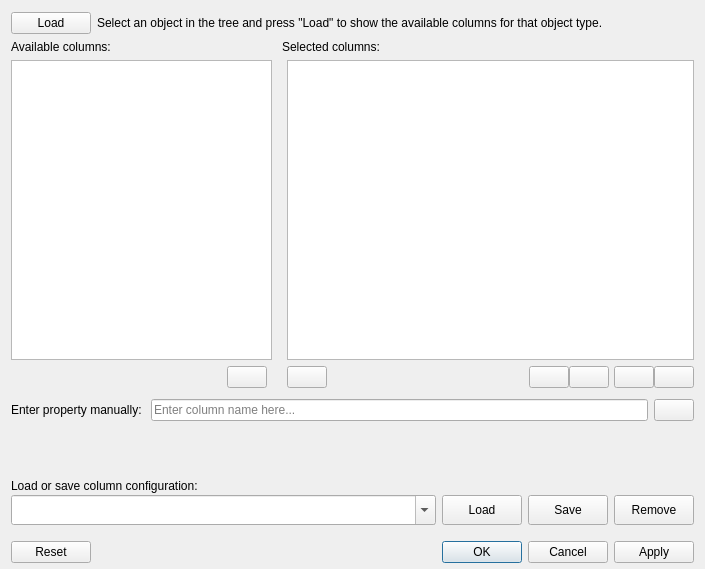
Before: the Qt Designer form Resources/UI/Add_RemoveColumns.ui in APEbbers/BillOfMaterials-WB, drawn with Qt 5.
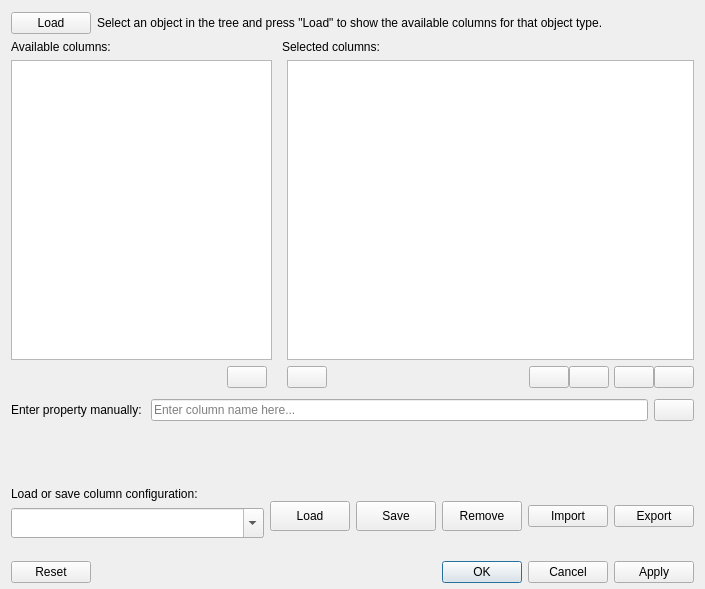
After: the same form once the commit is applied. Icons and pictures are not drawn.

Diff of the .ui file:
```diff
--- a/Resources/UI/Add_RemoveColumns.ui
+++ b/Resources/UI/Add_RemoveColumns.ui
@@ -7,7 +7,7 @@
     <x>0</x>
     <y>0</y>
     <width>705</width>
-    <height>569</height>
+    <height>589</height>
    </rect>
   </property>
   <property name="sizePolicy">
@@ -502,13 +502,6 @@
            </property>
           </widget>
          </item>
-         <item row="0" column="0">
-          <widget class="QLabel" name="label_5">
-           <property name="text">
-            <string>Load or save column configuration:</string>
-           </property>
-          </widget>
-         </item>
          <item row="1" column="1">
           <widget class="QPushButton" name="LoadColumns">
            <property name="sizePolicy">
@@ -534,7 +527,20 @@
            </property>
           </widget>
          </item>
-         <item row="1" column="0">
+         <item row="1" column="5">
+          <widget class="QPushButton" name="ExportColumns">
+           <property name="minimumSize">
+            <size>
+             <width>0</width>
+             <height>20</height>
+            </size>
+           </property>
+           <property name="text">
+            <string>Export</string>
+           </property>
+          </widget>
+         </item>
+         <item row="1" column="0" rowspan="2">
           <widget class="QComboBox" name="ColumnsConfigList">
            <property name="sizePolicy">
             <sizepolicy hsizetype="Expanding" vsizetype="MinimumExpanding">
@@ -545,7 +551,7 @@
            <property name="minimumSize">
             <size>
              <width>0</width>
-             <height>20</height>
+             <height>30</height>
             </size>
            </property>
            <property name="maximumSize">
@@ -559,6 +565,13 @@
            </property>
           </widget>
          </item>
+         <item row="0" column="0" colspan="4">
+          <widget class="QLabel" name="label_5">
+           <property name="text">
+            <string>Load or save column configuration:</string>
+           </property>
+          </widget>
+         </item>
          <item row="1" column="3">
           <widget class="QPushButton" name="RemoveColumns">
            <property name="sizePolicy">
@@ -584,6 +597,19 @@
            </property>
           </widget>
          </item>
+         <item row="1" column="4">
+          <widget class="QPushButton" name="ImportColumns">
+           <property name="minimumSize">
+            <size>
+             <width>0</width>
+             <height>20</height>
+            </size>
+           </property>
+           <property name="text">
+            <string>Import</string>
+           </property>
+          </widget>
+         </item>
         </layout>
        </widget>
       </item>
```
